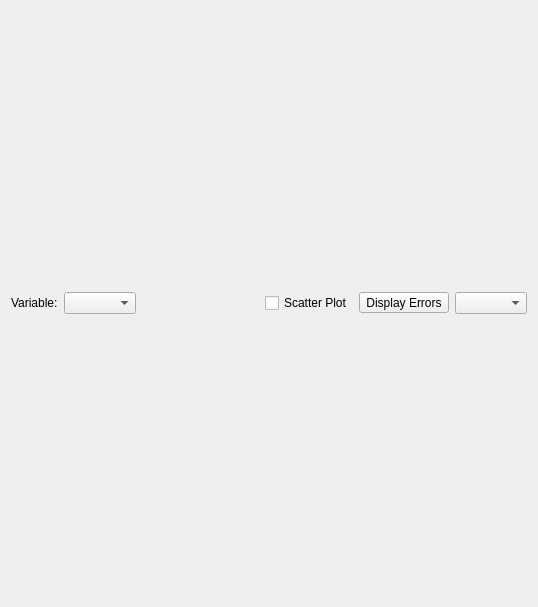
Old version of the form tse_analytics/views/data/data_plot_widget.ui in the repository TSE-Systems/tse-analytics.
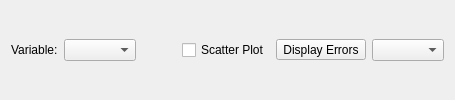
New version of the form. Icons and pictures are not drawn. Custom widgets are drawn as their Qt base class.

```diff
--- a/tse_analytics/views/data/data_plot_widget.ui
+++ b/tse_analytics/views/data/data_plot_widget.ui
@@ -2,17 +2,6 @@
 <ui version="4.0">
  <class>DataPlotWidget</class>
  <widget class="QWidget" name="DataPlotWidget">
-  <property name="geometry">
-   <rect>
-    <x>0</x>
-    <y>0</y>
-    <width>538</width>
-    <height>607</height>
-   </rect>
-  </property>
-  <property name="windowTitle">
-   <string>Form</string>
-  </property>
   <layout class="QVBoxLayout" name="verticalLayout">
    <item>
     <layout class="QHBoxLayout" name="horizontalLayout">
```
